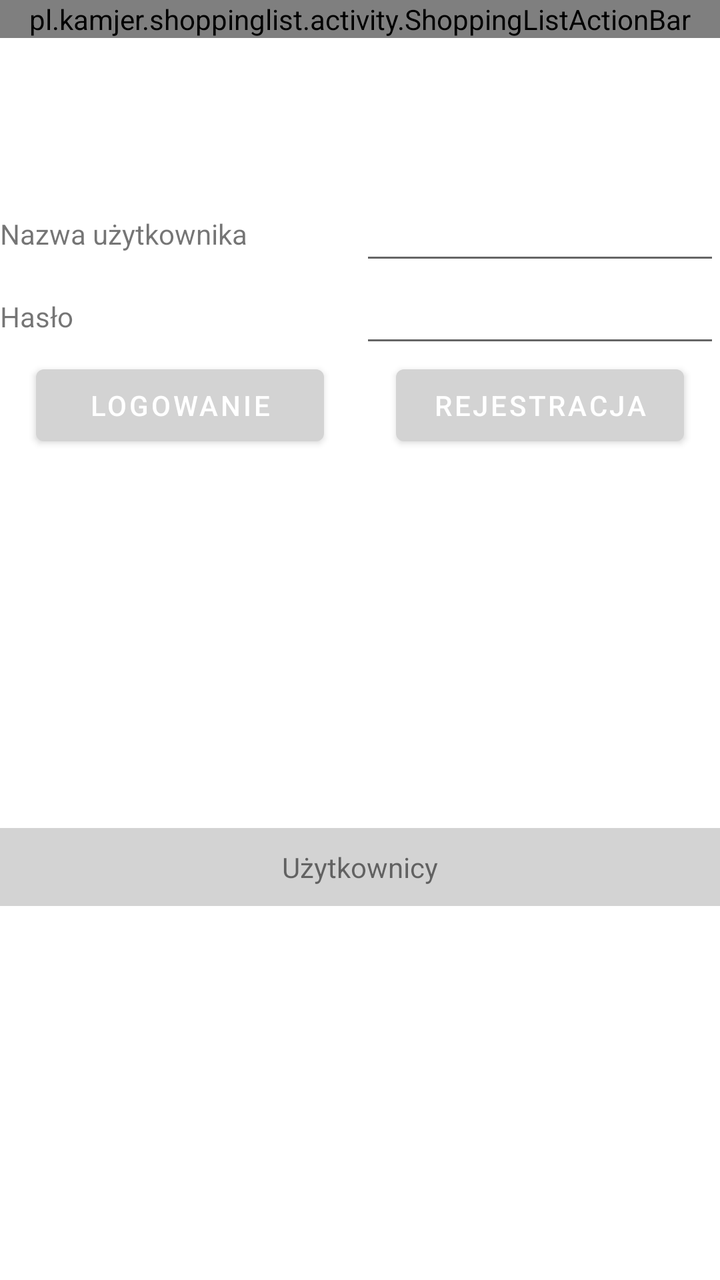
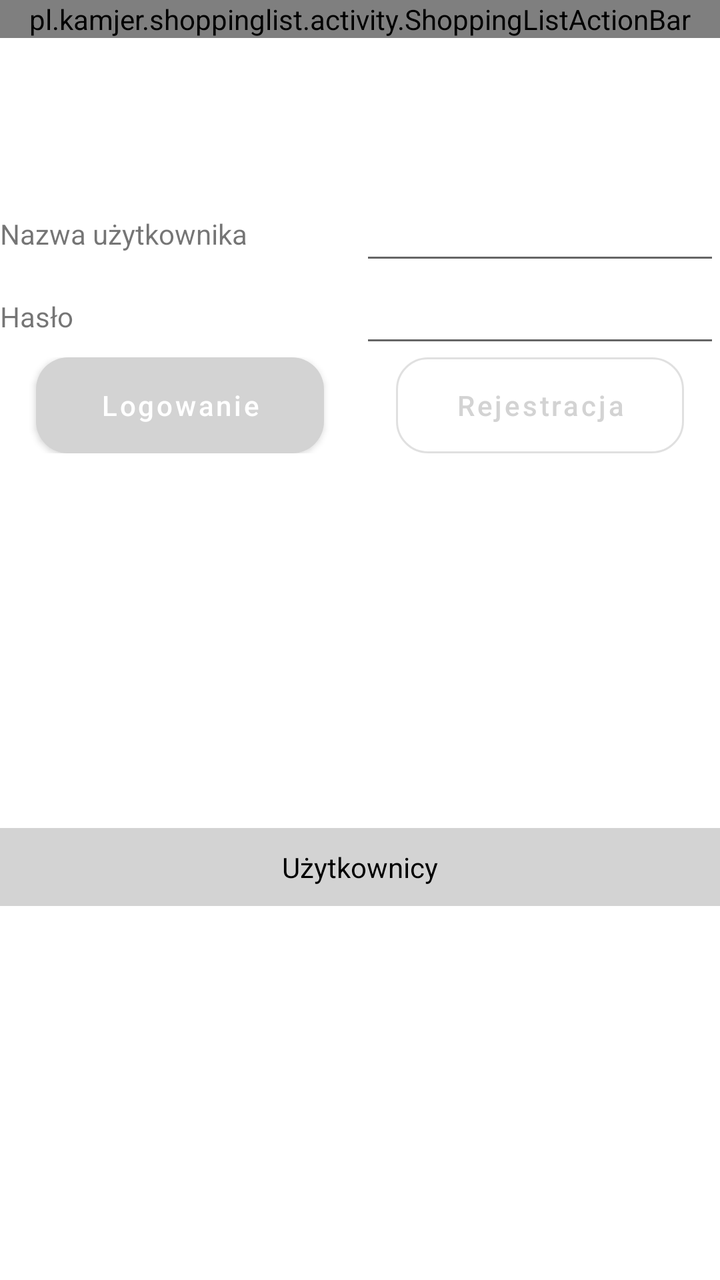

An Android layout rendered at two revisions. The XML below is the earlier revision; the diff shows what the commit changed to produce the second picture.
<!-- AndroidManifest.xml: application theme Theme.ShoppingList -->
<!-- res/layout/login_dialog_layout.xml -->
<?xml version="1.0" encoding="utf-8"?>
<androidx.constraintlayout.widget.ConstraintLayout xmlns:android="http://schemas.android.com/apk/res/android"
    xmlns:app="http://schemas.android.com/apk/res-auto"
    xmlns:tools="http://schemas.android.com/tools"
    android:id="@+id/login_dialog_id"
    android:layout_width="match_parent"
    android:layout_height="match_parent">

    <pl.kamjer.shoppinglist.activity.ShoppingListActionBar
        android:id="@+id/appBar"
        android:layout_width="match_parent"
        android:layout_height="wrap_content"
        app:layout_constraintEnd_toEndOf="parent"
        app:layout_constraintStart_toStartOf="parent"
        app:layout_constraintTop_toTopOf="parent" />

    <androidx.constraintlayout.widget.Guideline
        android:id="@+id/guideline1"
        android:layout_width="wrap_content"
        android:layout_height="wrap_content"
        android:orientation="horizontal"
        app:layout_constraintGuide_percent="0.15" />

    <androidx.constraintlayout.widget.ConstraintLayout
        android:id="@+id/constraintLayout2"
        android:layout_width="match_parent"
        android:layout_height="wrap_content"
        app:layout_constraintEnd_toEndOf="parent"
        app:layout_constraintStart_toStartOf="parent"
        app:layout_constraintTop_toBottomOf="@+id/guideline1">

        <TextView
            android:id="@+id/userNameTextView"
            android:layout_width="0dp"
            android:layout_height="wrap_content"
            android:text="@string/loginTextLabel"
            app:layout_constraintBottom_toBottomOf="parent"
            app:layout_constraintEnd_toStartOf="@+id/guideline11"
            app:layout_constraintStart_toStartOf="parent"
            app:layout_constraintTop_toTopOf="parent" />

        <EditText
            android:id="@+id/userNameEditText"
            android:layout_width="0dp"
            android:layout_height="wrap_content"
            app:layout_constraintBottom_toBottomOf="parent"
            app:layout_constraintEnd_toEndOf="parent"
            app:layout_constraintStart_toEndOf="@+id/guideline11"
            app:layout_constraintTop_toTopOf="parent" />


        <androidx.constraintlayout.widget.Guideline
            android:id="@+id/guideline11"
            android:layout_width="wrap_content"
            android:layout_height="wrap_content"
            android:orientation="vertical"
            app:layout_constraintGuide_percent="0.5" />

    </androidx.constraintlayout.widget.ConstraintLayout>

    <androidx.constraintlayout.widget.ConstraintLayout
        android:id="@+id/constraintLayout3"
        android:layout_width="match_parent"
        android:layout_height="wrap_content"
        app:layout_constraintEnd_toEndOf="parent"
        app:layout_constraintStart_toStartOf="parent"
        app:layout_constraintTop_toBottomOf="@+id/constraintLayout2">

        <TextView
            android:id="@+id/passwordTextView"
            android:layout_width="0dp"
            android:layout_height="wrap_content"
            android:text="@string/passwordTextLabel"
            app:layout_constraintBottom_toBottomOf="parent"
            app:layout_constraintEnd_toStartOf="@+id/guideline12"
            app:layout_constraintStart_toStartOf="parent"
            app:layout_constraintTop_toTopOf="parent" />

        <EditText
            android:id="@+id/passwordEditText"
            android:layout_width="0dp"
            android:layout_height="wrap_content"
            android:autofillHints=""
            android:inputType="textPassword"
            app:layout_constraintBottom_toBottomOf="parent"
            app:layout_constraintEnd_toEndOf="parent"
            app:layout_constraintStart_toEndOf="@+id/guideline12"
            app:layout_constraintTop_toTopOf="parent"
            tools:ignore="LabelFor" />


        <androidx.constraintlayout.widget.Guideline
            android:id="@+id/guideline12"
            android:layout_width="wrap_content"
            android:layout_height="wrap_content"
            android:orientation="vertical"
            app:layout_constraintGuide_percent="0.5" />

    </androidx.constraintlayout.widget.ConstraintLayout>


    <androidx.constraintlayout.widget.ConstraintLayout
        android:id="@+id/constraintLayout5"
        android:layout_width="0dp"
        android:layout_height="wrap_content"
        app:layout_constraintEnd_toEndOf="parent"
        app:layout_constraintStart_toStartOf="parent"
        app:layout_constraintTop_toBottomOf="@+id/constraintLayout3">

        <androidx.constraintlayout.widget.Guideline
            android:id="@+id/guideline40"
            android:layout_width="wrap_content"
            android:layout_height="wrap_content"
            android:orientation="vertical"
            app:layout_constraintGuide_percent="0.45" />

        <androidx.constraintlayout.widget.Guideline
            android:id="@+id/guideline41"
            android:layout_width="wrap_content"
            android:layout_height="wrap_content"
            android:orientation="vertical"
            app:layout_constraintGuide_percent="0.55" />

        <Button
            android:id="@+id/loginButton"
            android:layout_width="0dp"
            android:layout_height="wrap_content"
            android:text="@string/loginButtonText"
            app:layout_constraintBottom_toBottomOf="parent"
            app:layout_constraintEnd_toStartOf="@id/guideline40"
            app:layout_constraintHorizontal_bias="1.0"
            app:layout_constraintStart_toStartOf="@+id/guideline42"
            app:layout_constraintTop_toTopOf="parent" />

        <Button
            android:id="@+id/registerButton"
            android:layout_width="0dp"
            android:layout_height="wrap_content"
            android:text="@string/registerButtonText"
            app:layout_constraintBottom_toBottomOf="parent"
            app:layout_constraintEnd_toStartOf="@+id/guideline43"
            app:layout_constraintHorizontal_bias="0.0"
            app:layout_constraintStart_toEndOf="@id/guideline41"
            app:layout_constraintTop_toTopOf="parent" />

        <androidx.constraintlayout.widget.Guideline
            android:id="@+id/guideline42"
            android:layout_width="wrap_content"
            android:layout_height="wrap_content"
            android:orientation="vertical"
            app:layout_constraintGuide_percent="0.05" />

        <androidx.constraintlayout.widget.Guideline
            android:id="@+id/guideline43"
            android:layout_width="wrap_content"
            android:layout_height="wrap_content"
            android:orientation="vertical"
            app:layout_constraintGuide_percent="0.95" />

    </androidx.constraintlayout.widget.ConstraintLayout>

    <LinearLayout
        android:layout_width="match_parent"
        android:layout_height="wrap_content"
        android:orientation="vertical"
        app:layout_constraintBottom_toBottomOf="parent"
        app:layout_constraintEnd_toEndOf="parent"
        app:layout_constraintStart_toStartOf="parent"
        app:layout_constraintTop_toBottomOf="@+id/constraintLayout5">

        <TextView
            android:layout_width="match_parent"
            android:layout_height="wrap_content"
            android:background="@color/light_gray"
            android:gravity="center"
            android:padding="10dp"
            android:text="@string/users_table_label" />

        <androidx.recyclerview.widget.RecyclerView
            android:id="@+id/usersRecyclerView"
            android:layout_width="match_parent"
            android:layout_height="wrap_content"
            app:layout_constraintBottom_toBottomOf="parent"
            app:layout_constraintEnd_toEndOf="parent"
            app:layout_constraintStart_toStartOf="parent"
            app:layout_constraintTop_toBottomOf="@+id/constraintLayout4" />


    </LinearLayout>



</androidx.constraintlayout.widget.ConstraintLayout>
<!-- resources referenced by this layout -->
<resources>
  <color name="light_gray">#FFD3D3D3</color>
  <string name="loginButtonText">Logowanie</string>
  <string name="loginTextLabel">Nazwa użytkownika</string>
  <string name="passwordTextLabel">Hasło</string>
  <string name="registerButtonText">Rejestracja</string>
  <string name="users_table_label">Użytkownicy</string>
  <style name="Theme.ShoppingList" parent="Theme.MaterialComponents.DayNight.NoActionBar">
          
          <item name="colorPrimary">@color/light_gray</item>
          <item name="colorPrimaryVariant">@color/gray</item>
          <item name="colorOnPrimary">@color/white</item>
          
          <item name="colorSecondary">@color/teal_200</item>
          <item name="colorSecondaryVariant">@color/teal_700</item>
          <item name="colorOnSecondary">@color/black</item>
          
          <item name="android:statusBarColor">?attr/colorPrimaryVariant</item>
          
      </style>
  <color name="gray">#FF808080</color>s
  <color name="white">#FFFFFFFF</color>
  <color name="teal_200">#FF03DAC5</color>
  <color name="teal_700">#FF018786</color>
  <color name="black">#FF000000</color>
</resources>

<!-- the commit's change to res/layout/login_dialog_layout.xml (unified diff, before → after) -->
@@ -121,8 +121,9 @@
             android:orientation="vertical"
             app:layout_constraintGuide_percent="0.55" />
 
-        <Button
+        <com.google.android.material.button.MaterialButton
             android:id="@+id/loginButton"
+            style="@style/Widget.ShoppingList.Button.Primary"
             android:layout_width="0dp"
             android:layout_height="wrap_content"
             android:text="@string/loginButtonText"
@@ -132,8 +133,9 @@
             app:layout_constraintStart_toStartOf="@+id/guideline42"
             app:layout_constraintTop_toTopOf="parent" />
 
-        <Button
+        <com.google.android.material.button.MaterialButton
             android:id="@+id/registerButton"
+            style="@style/Widget.ShoppingList.Button.Outlined"
             android:layout_width="0dp"
             android:layout_height="wrap_content"
             android:text="@string/registerButtonText"
@@ -171,10 +173,11 @@
         <TextView
             android:layout_width="match_parent"
             android:layout_height="wrap_content"
-            android:background="@color/light_gray"
+            android:background="@color/section_header_background"
             android:gravity="center"
             android:padding="10dp"
-            android:text="@string/users_table_label" />
+            android:text="@string/users_table_label"
+            android:textColor="@color/section_header_text" />
 
         <androidx.recyclerview.widget.RecyclerView
             android:id="@+id/usersRecyclerView"
<!-- resource entries referenced after the edit -->
@@ -1,11 +1,27 @@
 <!-- resources referenced by this layout -->
 <resources>
+  <color name="section_header_background">@color/light_gray</color>
+  <color name="section_header_text">@color/black</color>
   <color name="light_gray">#FFD3D3D3</color>
   <string name="loginButtonText">Logowanie</string>
   <string name="loginTextLabel">Nazwa użytkownika</string>
   <string name="passwordTextLabel">Hasło</string>
   <string name="registerButtonText">Rejestracja</string>
   <string name="users_table_label">Użytkownicy</string>
+  <style name="Widget.ShoppingList.Button.Outlined" parent="Widget.MaterialComponents.Button.OutlinedButton">
+          <item name="cornerRadius">@dimen/corner_radius_button</item>
+          <item name="android:minHeight">48dp</item>
+          <item name="android:insetTop">0dp</item>
+          <item name="android:insetBottom">0dp</item>
+          <item name="android:textAllCaps">false</item>
+      </style>
+  <style name="Widget.ShoppingList.Button.Primary" parent="Widget.MaterialComponents.Button">
+          <item name="cornerRadius">@dimen/corner_radius_button</item>
+          <item name="android:minHeight">48dp</item>
+          <item name="android:insetTop">0dp</item>
+          <item name="android:insetBottom">0dp</item>
+          <item name="android:textAllCaps">false</item>
+      </style>
   <style name="Theme.ShoppingList" parent="Theme.MaterialComponents.DayNight.NoActionBar">
           
           <item name="colorPrimary">@color/light_gray</item>
@@ -17,12 +33,14 @@
           <item name="colorOnSecondary">@color/black</item>
           
           <item name="android:statusBarColor">?attr/colorPrimaryVariant</item>
+          <item name="materialButtonStyle">@style/Widget.ShoppingList.Button.Primary</item>
           
       </style>
-  <color name="gray">#FF808080</color>s
+  <color name="gray">#FF808080</color>
   <color name="white">#FFFFFFFF</color>
   <color name="teal_200">#FF03DAC5</color>
   <color name="teal_700">#FF018786</color>
   <color name="black">#FF000000</color>
+  <dimen name="corner_radius_button">16dp</dimen>
 </resources>
 
